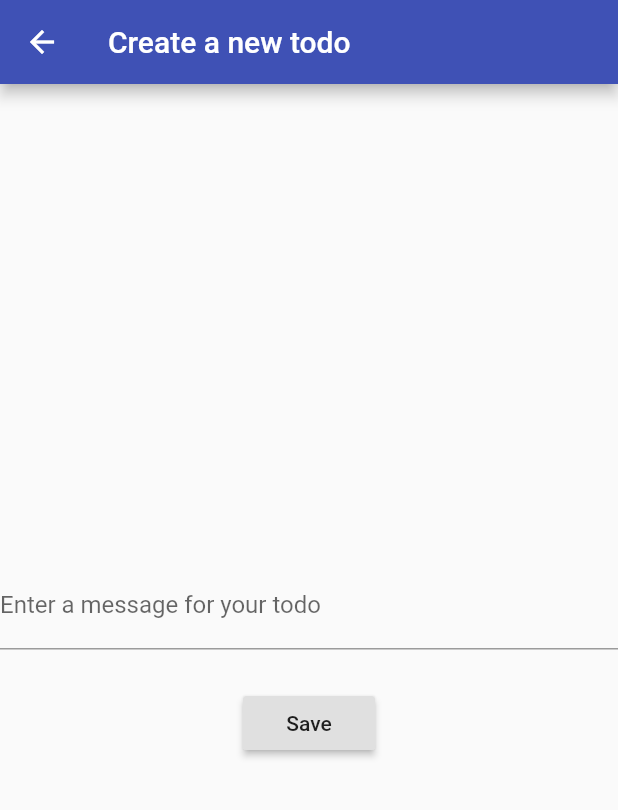
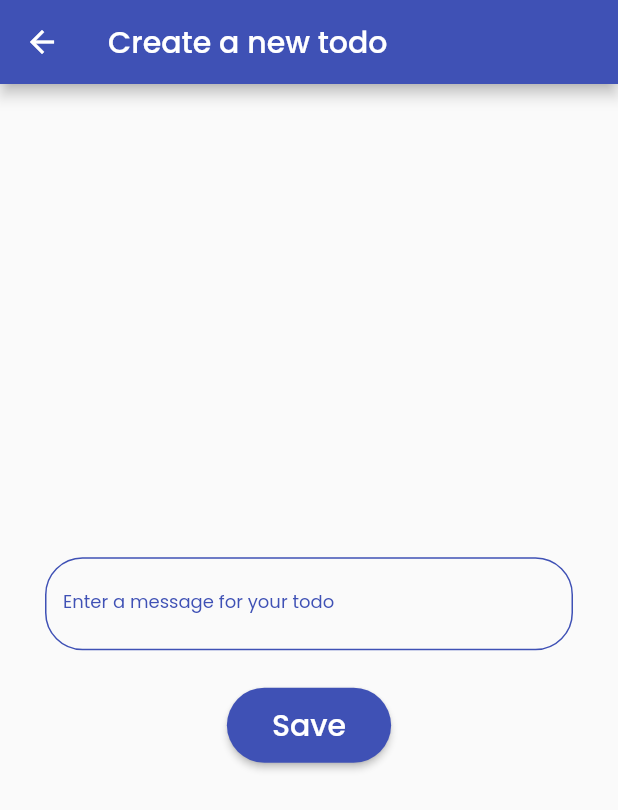
Before and after one commit to nakenapalli/todo-list, a Flutter app: the NewTodo screen opened directly, on a phone screen of 412 x 824 dp. Shown: the top 810 px of the screen. Run offline on Flutter 3.47's test engine with Material 2 defaults, Android fonts, the phone set to English and light mode, and no system bars; our stand-ins replace google_fonts, material_design_icons_flutter, validators.

Commit message:
minor UI improvements in all screens

```diff
--- a/lib/ui/new_todo.dart
+++ b/lib/ui/new_todo.dart
@@ -1,6 +1,7 @@
 import 'package:flutter/material.dart';
 import 'package:todo_list/models/todo_model.dart';
 import 'package:todo_list/api/todo_api.dart' as api;
+import 'package:google_fonts/google_fonts.dart';
 
 class NewTodo extends StatefulWidget {
   NewTodo({Key key}) : super(key: key);
@@ -21,24 +22,52 @@ class _NewTodoState extends State<NewTodo> {
   Widget build(BuildContext context) {
     return Scaffold(
       appBar: AppBar(
-        title: Text("Create a new todo"),
+        title: Text(
+          "Create a new todo",
+          style: GoogleFonts.poppins(),
         ),
-      body: Column(
+      ),
+      body: Padding(
+        padding: EdgeInsets.symmetric(horizontal: 30),
+        child: Column(
           mainAxisAlignment: MainAxisAlignment.center,
           children: <Widget>[
             TextFormField(
+              style: GoogleFonts.poppins(color: Colors.indigo),
               decoration: InputDecoration(
                 labelText: "Enter a message for your todo",
+                labelStyle: GoogleFonts.poppins(
+                  fontSize: 12,
+                  color: Colors.indigo,
+                ),
+                enabledBorder: OutlineInputBorder(
+                  borderSide: BorderSide(color: Colors.indigo),
+                  borderRadius: BorderRadius.circular(25),
+                ),
+                focusedBorder: OutlineInputBorder(
+                  borderSide: BorderSide(color: Colors.indigo),
+                  borderRadius: BorderRadius.circular(25),
+                ),
               ),
               controller: _todoController,
             ),
             SizedBox(height: 25),
             RaisedButton(
-            child: Text("Save"),
+              padding:
+                  EdgeInsets.only(top: 10, bottom: 10, left: 30, right: 30),
+              color: Colors.indigo,
+              shape: RoundedRectangleBorder(
+                borderRadius: BorderRadius.circular(30),
+              ),
+              child: Text(
+                "Save",
+                style: GoogleFonts.poppins(fontSize: 20, color: Colors.white),
+              ),
               onPressed: () => saveTodo(Todo(todo: _todoController.text)),
             ),
           ],
         ),
+      ),
     );
   }
 }
```
Also changed, not shown: lib/api/todo_api.dart (+5 -5 lines), lib/ui/login_page.dart (+12 -0 lines), lib/ui/todo_list.dart (+13 -8 lines). Lines whose indentation alone changed are shown as unchanged.
